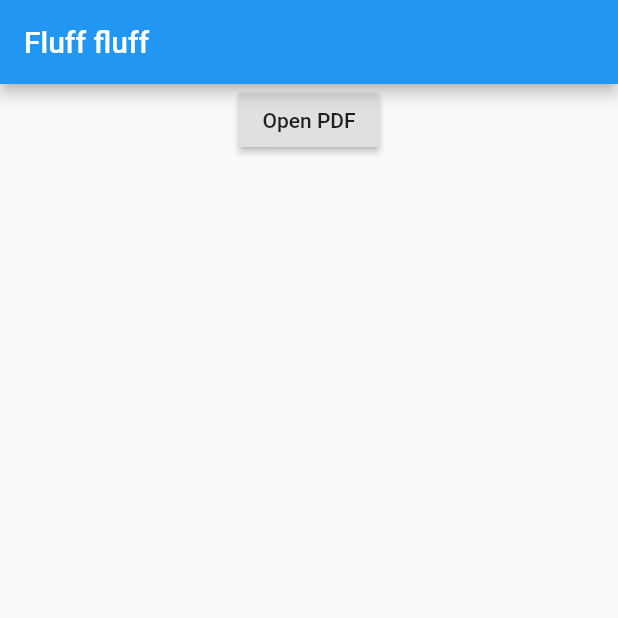
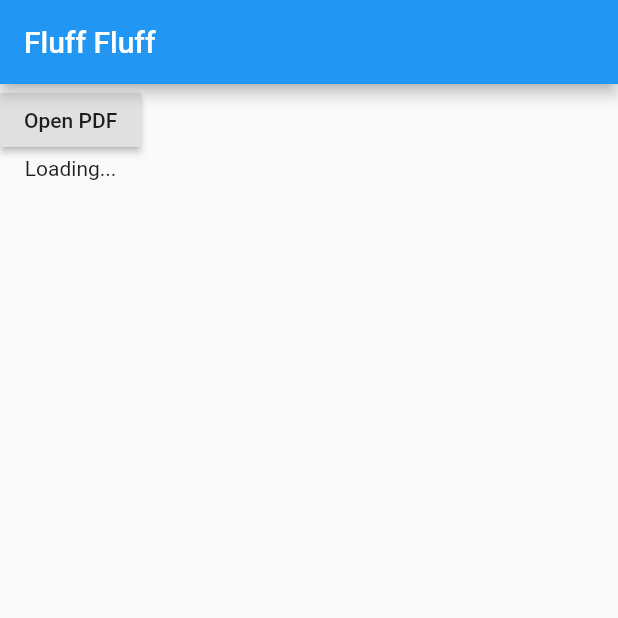
Before and after one commit to chen2584/flutter-native-ui, a Flutter app: the screen it shows after launch, on a phone screen of 412 x 824 dp, the top half of it. Run offline on Flutter 3.47's test engine with Material 2 defaults, Android fonts, the phone set to English and light mode, and no system bars; our stand-ins replace open_file.

```diff
--- a/lib/main.dart
+++ b/lib/main.dart
@@ -61,11 +61,19 @@ class _MyHomePageState extends State<MyHomePage> {
     });
   }
 
+  Map<String, Object> getCreationParams() {
+    var map = Map<String, Object>();
+    map["path"] = pdfPath;
+
+    return map;
+  }
+
   @override
   Widget build(BuildContext context) {
+    var creationParams = getCreationParams();
     return Scaffold(
       appBar: AppBar(
-        title: Text("Fluff fluff"),
+        title: Text("Fluff Fluff"),
       ),
       body: Column(
         crossAxisAlignment: CrossAxisAlignment.center,
@@ -84,7 +92,11 @@ class _MyHomePageState extends State<MyHomePage> {
           //             height: 200,
           //           )),
           Expanded(
-            child: UiKitView(viewType: "PdfView"),
+            child: (pdfPath != "") ? UiKitView(
+              viewType: "PdfView",
+              creationParams: creationParams,
+              creationParamsCodec: StandardMessageCodec(),
+            ) : Text("Loading..."),
           ),
         ],
       ),
--- a/pubspec.yaml
+++ b/pubspec.yaml
@@ -14,7 +14,7 @@ description: A new Flutter project.
 version: 1.0.0+1
 
 environment:
-  sdk: ">=2.1.0 <3.0.0"
+  sdk: ">=2.2.0 <3.0.0"
 
 dependencies:
   flutter:
```
Also changed, not shown: 5 other files.
